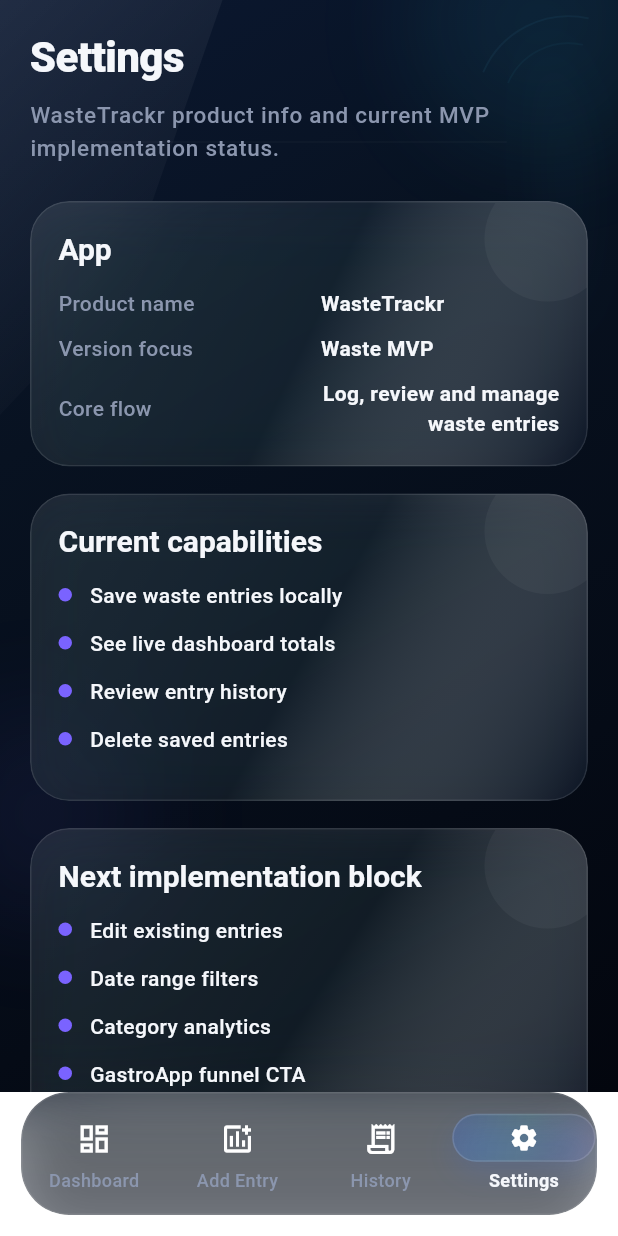
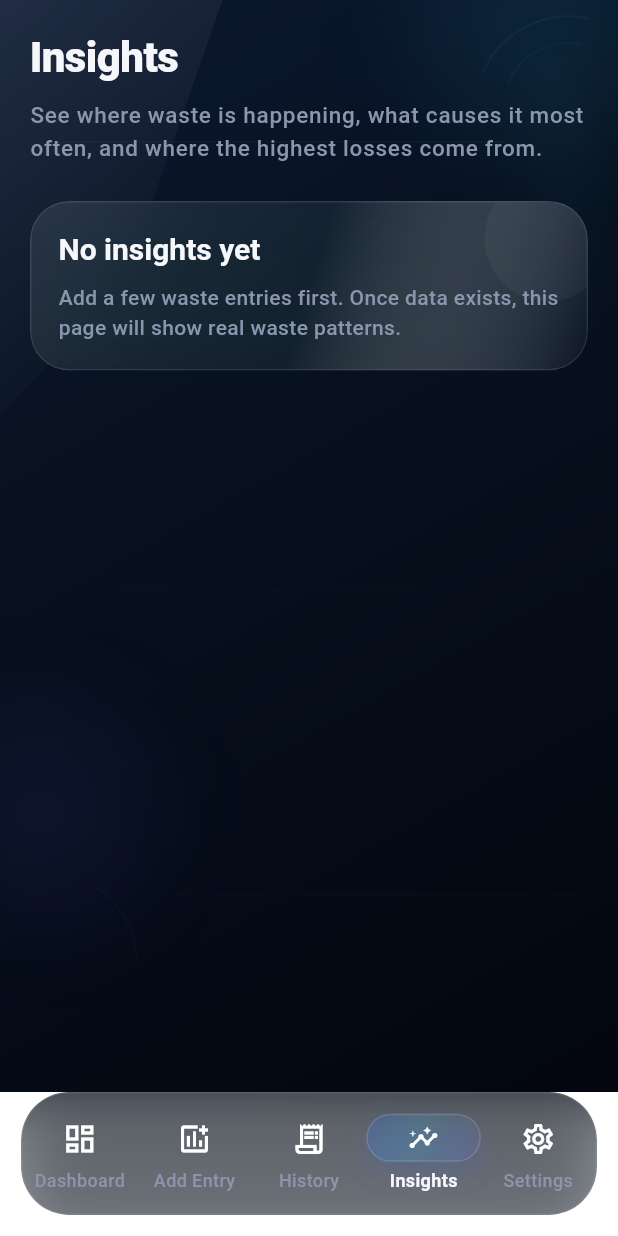
Before and after one commit to Dposleman/waste_trackr, a Flutter app: the screen it shows after launch, item 4 of the bottom bar chosen, on a phone screen of 412 x 824 dp. Run offline on Flutter 3.47's test engine with Material 3 defaults, Android fonts, the phone set to English and light mode, and no system bars; our stand-ins replace shared_preferences.

Commit message:
Add insights page and date range filters

```diff
--- a/lib/main.dart
+++ b/lib/main.dart
@@ -6,6 +6,7 @@ import 'app_theme.dart';
 import 'pages/calculator_page.dart';
 import 'pages/history_page.dart';
 import 'pages/home_page.dart';
+import 'pages/insights_page.dart';
 import 'pages/settings_page.dart';
 
 void main() {
@@ -49,6 +50,7 @@ class _MainShellState extends State<MainShell> {
       HomePage(refreshToken: _refreshToken),
       CalculatorPage(onEntrySaved: _notifyDataChanged),
       HistoryPage(onDataChanged: _notifyDataChanged, refreshToken: _refreshToken),
+      InsightsPage(refreshToken: _refreshToken),
       const SettingsPage(),
     ];
 
@@ -115,6 +117,11 @@ class _MainShellState extends State<MainShell> {
                       activeIcon: Icons.receipt_long_rounded,
                       inactiveIcon: Icons.receipt_long_outlined,
                       label: 'History',
+                    ),
+                    _NavDestination(
+                      activeIcon: Icons.insights_rounded,
+                      inactiveIcon: Icons.insights_outlined,
+                      label: 'Insights',
                     ),
                     _NavDestination(
                       activeIcon: Icons.settings_rounded,
--- /dev/null
+++ b/lib/pages/insights_page.dart
@@ -0,0 +1,443 @@
+import 'package:flutter/material.dart';
+
+import '../app_theme.dart';
+import '../models/waste_entry.dart';
+import '../services/waste_storage_service.dart';
+import '../widgets/app_card.dart';
+
+class InsightsPage extends StatefulWidget {
+  final int refreshToken;
+
+  const InsightsPage({
+    super.key,
+    required this.refreshToken,
+  });
+
+  @override
+  State<InsightsPage> createState() => _InsightsPageState();
+}
+
+class _InsightsPageState extends State<InsightsPage> {
+  late Future<List<WasteEntry>> _entriesFuture;
+
+  @override
+  void initState() {
+    super.initState();
+    _entriesFuture = WasteStorageService.getEntries();
+  }
+
+  @override
+  void didUpdateWidget(covariant InsightsPage oldWidget) {
+    super.didUpdateWidget(oldWidget);
+    if (oldWidget.refreshToken != widget.refreshToken) {
+      _entriesFuture = WasteStorageService.getEntries();
+    }
+  }
+
+  Future<void> _refresh() async {
+    final freshEntries = await WasteStorageService.getEntries();
+    if (!mounted) return;
+
+    setState(() {
+      _entriesFuture = Future.value(freshEntries);
+    });
+  }
+
+  @override
+  Widget build(BuildContext context) {
+    final theme = Theme.of(context);
+
+    return RefreshIndicator(
+      onRefresh: _refresh,
+      child: FutureBuilder<List<WasteEntry>>(
+        future: _entriesFuture,
+        builder: (context, snapshot) {
+          final entries = snapshot.data ?? [];
+          final totalLoss = _totalLoss(entries);
+          final avgLoss = entries.isEmpty ? 0.0 : totalLoss / entries.length;
+          final topCategory = _topCategory(entries);
+          final topReason = _topReason(entries);
+          final topItem = _topItem(entries);
+          final categoryBreakdown = _groupLossByCategory(entries);
+          final reasonBreakdown = _groupCountByReason(entries);
+
+          return ListView(
+            padding: const EdgeInsets.fromLTRB(20, 20, 20, 120),
+            children: [
+              Text(
+                'Insights',
+                style: theme.textTheme.headlineMedium,
+              ),
+              const SizedBox(height: 10),
+              Text(
+                'See where waste is happening, what causes it most often, and where the highest losses come from.',
+                style: theme.textTheme.bodyLarge?.copyWith(
+                  color: AppTheme.textMuted,
+                ),
+              ),
+              const SizedBox(height: 24),
+              if (snapshot.connectionState == ConnectionState.waiting)
+                const AppCard(
+                  child: Center(
+                    child: Padding(
+                      padding: EdgeInsets.all(8),
+                      child: CircularProgressIndicator(),
+                    ),
+                  ),
+                )
+              else if (entries.isEmpty)
+                AppCard(
+                  child: Column(
+                    crossAxisAlignment: CrossAxisAlignment.start,
+                    children: [
+                      Text(
+                        'No insights yet',
+                        style: theme.textTheme.titleLarge,
+                      ),
+                      const SizedBox(height: 10),
+                      Text(
+                        'Add a few waste entries first. Once data exists, this page will show real waste patterns.',
+                        style: theme.textTheme.bodyMedium?.copyWith(
+                          color: AppTheme.textMuted,
+                        ),
+                      ),
+                    ],
+                  ),
+                )
+              else ...[
+                _InsightStatsGrid(
+                  totalLoss: totalLoss,
+                  avgLoss: avgLoss,
+                  topCategory: topCategory,
+                  topReason: topReason,
+                ),
+                const SizedBox(height: 18),
+                _HeadlineCard(
+                  title: 'Top loss item',
+                  value: topItem,
+                  subtitle: 'Highest accumulated euro loss',
+                ),
+                const SizedBox(height: 18),
+                _BreakdownCard(
+                  title: 'Loss by category',
+                  items: categoryBreakdown
+                      .map(
+                        (entry) => _BreakdownRowData(
+                          label: entry.key,
+                          value: '€ ${entry.value.toStringAsFixed(2)}',
+                        ),
+                      )
+                      .toList(),
+                ),
+                const SizedBox(height: 18),
+                _BreakdownCard(
+                  title: 'Frequency by reason',
+                  items: reasonBreakdown
+                      .map(
+                        (entry) => _BreakdownRowData(
+                          label: entry.key,
+                          value: '${entry.value}',
+                        ),
+                      )
+                      .toList(),
+                ),
+              ],
+            ],
+          );
+        },
+      ),
+    );
+  }
+
+  double _totalLoss(List<WasteEntry> entries) {
+    return entries.fold<double>(0.0, (sum, entry) => sum + entry.totalLoss);
+  }
+
+  String _topCategory(List<WasteEntry> entries) {
+    if (entries.isEmpty) return '—';
+
+    final totals = <String, double>{};
+    for (final entry in entries) {
+      final key = entry.category.trim().isEmpty ? 'Uncategorized' : entry.category;
+      totals[key] = (totals[key] ?? 0) + entry.totalLoss;
+    }
+
+    final sorted = totals.entries.toList()
+      ..sort((a, b) => b.value.compareTo(a.value));
+
+    return sorted.first.key;
+  }
+
+  String _topReason(List<WasteEntry> entries) {
+    if (entries.isEmpty) return '—';
+
+    final counts = <String, int>{};
+    for (final entry in entries) {
+      counts[entry.reason] = (counts[entry.reason] ?? 0) + 1;
+    }
+
+    final sorted = counts.entries.toList()
+      ..sort((a, b) => b.value.compareTo(a.value));
+
+    return sorted.first.key;
+  }
+
+  String _topItem(List<WasteEntry> entries) {
+    if (entries.isEmpty) return '—';
+
+    final totals = <String, double>{};
+    for (final entry in entries) {
+      totals[entry.itemName] = (totals[entry.itemName] ?? 0) + entry.totalLoss;
+    }
+
+    final sorted = totals.entries.toList()
+      ..sort((a, b) => b.value.compareTo(a.value));
+
+    return sorted.first.key;
+  }
+
+  List<MapEntry<String, double>> _groupLossByCategory(List<WasteEntry> entries) {
+    final totals = <String, double>{};
+
+    for (final entry in entries) {
+      final key = entry.category.trim().isEmpty ? 'Uncategorized' : entry.category;
+      totals[key] = (totals[key] ?? 0) + entry.totalLoss;
+    }
+
+    final sorted = totals.entries.toList()
+      ..sort((a, b) => b.value.compareTo(a.value));
+
+    return sorted.take(6).toList();
+  }
+
+  List<MapEntry<String, int>> _groupCountByReason(List<WasteEntry> entries) {
+    final counts = <String, int>{};
+
+    for (final entry in entries) {
+      counts[entry.reason] = (counts[entry.reason] ?? 0) + 1;
+    }
+
+    final sorted = counts.entries.toList()
+      ..sort((a, b) => b.value.compareTo(a.value));
+
+    return sorted.take(6).toList();
+  }
+}
+
+class _InsightStatsGrid extends StatelessWidget {
+  final double totalLoss;
+  final double avgLoss;
+  final String topCategory;
+  final String topReason;
+
+  const _InsightStatsGrid({
+    required this.totalLoss,
+    required this.avgLoss,
+    required this.topCategory,
+    required this.topReason,
+  });
+
+  @override
+  Widget build(BuildContext context) {
+    return Column(
+      children: [
+        Row(
+          children: [
+            Expanded(
+              child: _StatCard(
+                title: 'Total loss',
+                value: '€ ${totalLoss.toStringAsFixed(2)}',
+                subtitle: 'All saved entries',
+              ),
+            ),
+            const SizedBox(width: 12),
+            Expanded(
+              child: _StatCard(
+                title: 'Avg / entry',
+                value: '€ ${avgLoss.toStringAsFixed(2)}',
+                subtitle: 'Average loss',
+              ),
+            ),
+          ],
+        ),
+        const SizedBox(height: 12),
+        Row(
+          children: [
+            Expanded(
+              child: _StatCard(
+                title: 'Top category',
+                value: topCategory,
+                subtitle: 'Highest loss category',
+              ),
+            ),
+            const SizedBox(width: 12),
+            Expanded(
+              child: _StatCard(
+                title: 'Top reason',
+                value: topReason,
+                subtitle: 'Most frequent reason',
+              ),
+            ),
+          ],
+        ),
+      ],
+    );
+  }
+}
+
+class _StatCard extends StatelessWidget {
+  final String title;
+  final String value;
+  final String subtitle;
+
+  const _StatCard({
+    required this.title,
+    required this.value,
+    required this.subtitle,
+  });
+
+  @override
+  Widget build(BuildContext context) {
+    return AppCard(
+      child: SizedBox(
+        height: 132,
+        child: Column(
+          crossAxisAlignment: CrossAxisAlignment.start,
+          children: [
+            Text(
+              title,
+              style: Theme.of(context).textTheme.bodySmall?.copyWith(
+                    color: AppTheme.textSoft,
+                  ),
+            ),
+            const Spacer(),
+            Text(
+              value,
+              maxLines: 1,
+              overflow: TextOverflow.ellipsis,
+              style: Theme.of(context).textTheme.headlineSmall,
+            ),
+            const SizedBox(height: 6),
+            Text(
+              subtitle,
+              style: Theme.of(context).textTheme.bodySmall?.copyWith(
+                    color: AppTheme.textMuted,
+                  ),
+            ),
+          ],
+        ),
+      ),
+    );
+  }
+}
+
+class _HeadlineCard extends StatelessWidget {
+  final String title;
+  final String value;
+  final String subtitle;
+
+  const _HeadlineCard({
+    required this.title,
+    required this.value,
+    required this.subtitle,
+  });
+
+  @override
+  Widget build(BuildContext context) {
+    return AppCard(
+      child: Column(
+        crossAxisAlignment: CrossAxisAlignment.start,
+        children: [
+          Text(
+            title,
+            style: Theme.of(context).textTheme.titleLarge,
+          ),
+          const SizedBox(height: 10),
+          Text(
+            value,
+            style: Theme.of(context).textTheme.headlineSmall?.copyWith(
+                  color: AppTheme.cyan,
+                  fontWeight: FontWeight.w800,
+                ),
+          ),
+          const SizedBox(height: 8),
+          Text(
+            subtitle,
+            style: Theme.of(context).textTheme.bodyMedium?.copyWith(
+                  color: AppTheme.textMuted,
+                ),
+          ),
+        ],
+      ),
+    );
+  }
+}
+
+class _BreakdownCard extends StatelessWidget {
+  final String title;
+  final List<_BreakdownRowData> items;
+
+  const _BreakdownCard({
+    required this.title,
+    required this.items,
+  });
+
+  @override
+  Widget build(BuildContext context) {
+    return AppCard(
+      child: Column(
+        crossAxisAlignment: CrossAxisAlignment.start,
+        children: [
+          Text(
+            title,
+            style: Theme.of(context).textTheme.titleLarge,
+          ),
+          const SizedBox(height: 14),
+          ...items.map(
+            (item) => Padding(
+              padding: const EdgeInsets.only(bottom: 12),
+              child: _BreakdownRow(item: item),
+            ),
+          ),
+        ],
+      ),
+    );
+  }
+}
+
+class _BreakdownRowData {
+  final String label;
+  final String value;
+
+  const _BreakdownRowData({
+    required this.label,
+    required this.value,
+  });
+}
+
+class _BreakdownRow extends StatelessWidget {
+  final _BreakdownRowData item;
+
+  const _BreakdownRow({required this.item});
+
+  @override
+  Widget build(BuildContext context) {
+    return Row(
+      children: [
+        Expanded(
+          child: Text(
+            item.label,
+            style: Theme.of(context).textTheme.bodyMedium,
+          ),
+        ),
+        Text(
+          item.value,
+          style: Theme.of(context).textTheme.bodyMedium?.copyWith(
+                color: AppTheme.cyan,
+                fontWeight: FontWeight.w700,
+              ),
+        ),
+      ],
+    );
+  }
+}
```
Also changed, not shown: lib/pages/history_page.dart (+52 -1 lines).
